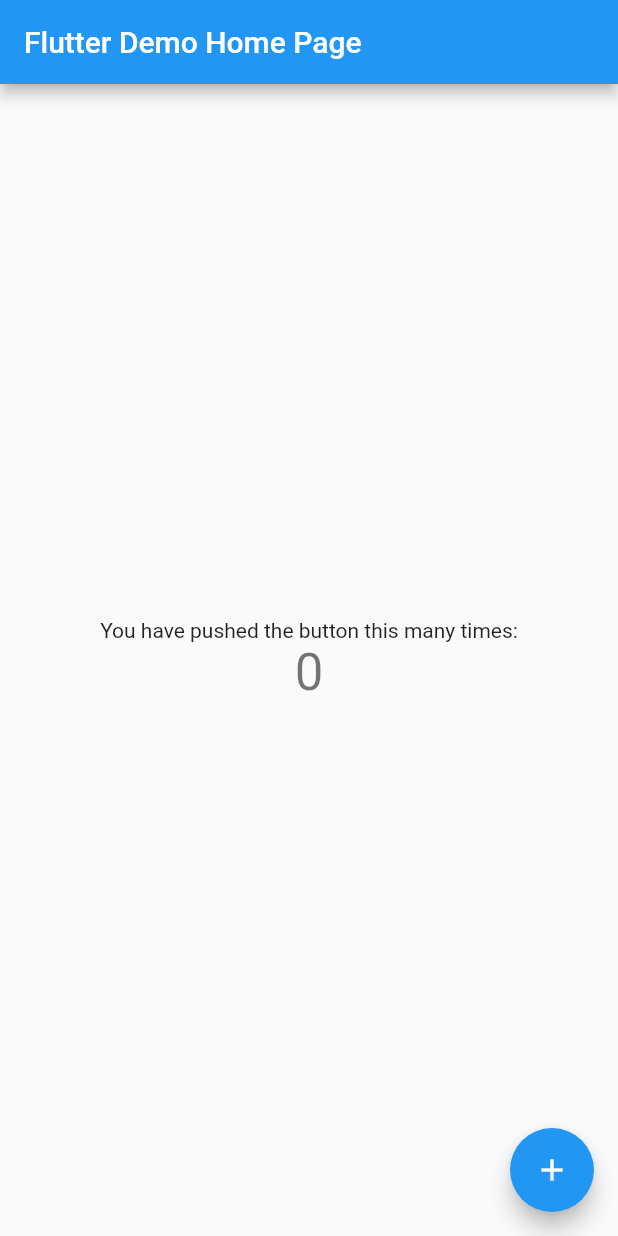
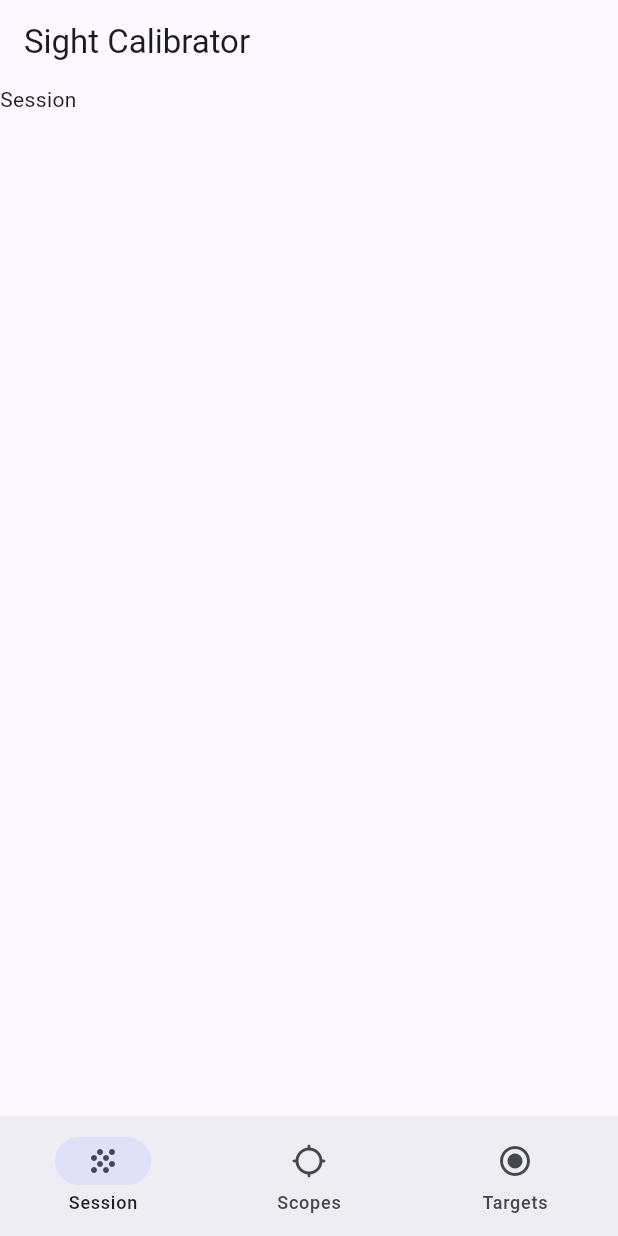
Before and after one commit to dmacedonski/sight-calibrator, a Flutter app: the screen it shows after launch, on a phone screen of 412 x 824 dp. Run offline on Flutter 3.47's test engine with Material 2 defaults, Android fonts, the phone set to English and light mode, and no system bars; our stand-ins replace floor, sqflite; accounts and stored records are empty; generated files the repository leaves out were written again.

Commit message:
Create scopes list and scope form

```diff
--- /dev/null
+++ b/lib/data/app_database.dart
@@ -0,0 +1,12 @@
+import 'dart:async';
+
+import 'package:floor/floor.dart';
+import 'package:sight_calibrator/data/scope.dart';
+import 'package:sqflite/sqflite.dart' as sqflite;
+
+part 'app_database.g.dart';
+
+@Database(version: 1, entities: [Scope])
+abstract class AppDatabase extends FloorDatabase {
+  ScopeDao get scopeDao;
+}
--- a/lib/main.dart
+++ b/lib/main.dart
@@ -1,115 +1,25 @@
 import 'package:flutter/material.dart';
+import 'package:sight_calibrator/data/app_database.dart';
+import 'package:sight_calibrator/main_activity.dart';
 
-void main() {
-  runApp(const MyApp());
+Future<void> main() async {
+  WidgetsFlutterBinding.ensureInitialized();
+  final db =
+      await $FloorAppDatabase.databaseBuilder('sight_calibrator.db').build();
+  runApp(MyApp(db: db));
 }
 
 class MyApp extends StatelessWidget {
-  const MyApp({super.key});
+  final AppDatabase db;
 
-  // This widget is the root of your application.
+  const MyApp({super.key, required this.db});
+
   @override
   Widget build(BuildContext context) {
     return MaterialApp(
-      title: 'Flutter Demo',
-      theme: ThemeData(
-        // This is the theme of your application.
-        //
-        // Try running your application with "flutter run". You'll see the
-        // application has a blue toolbar. Then, without quitting the app, try
-        // changing the primarySwatch below to Colors.green and then invoke
-        // "hot reload" (press "r" in the console where you ran "flutter run",
-        // or simply save your changes to "hot reload" in a Flutter IDE).
-        // Notice that the counter didn't reset back to zero; the application
-        // is not restarted.
-        primarySwatch: Colors.blue,
-      ),
-      home: const MyHomePage(title: 'Flutter Demo Home Page'),
+      title: 'Sight Calibrator',
+      theme: ThemeData(colorSchemeSeed: Colors.indigo, useMaterial3: true),
+      home: MainActivity(db: db),
     );
   }
 }
-
-class MyHomePage extends StatefulWidget {
-  const MyHomePage({super.key, required this.title});
-
-  // This widget is the home page of your application. It is stateful, meaning
-  // that it has a State object (defined below) that contains fields that affect
-  // how it looks.
-
-  // This class is the configuration for the state. It holds the values (in this
-  // case the title) provided by the parent (in this case the App widget) and
-  // used by the build method of the State. Fields in a Widget subclass are
-  // always marked "final".
-
-  final String title;
-
-  @override
-  State<MyHomePage> createState() => _MyHomePageState();
-}
-
-class _MyHomePageState extends State<MyHomePage> {
-  int _counter = 0;
-
-  void _incrementCounter() {
-    setState(() {
-      // This call to setState tells the Flutter framework that something has
-      // changed in this State, which causes it to rerun the build method below
-      // so that the display can reflect the updated values. If we changed
-      // _counter without calling setState(), then the build method would not be
-      // called again, and so nothing would appear to happen.
-      _counter++;
-    });
-  }
-
-  @override
-  Widget build(BuildContext context) {
-    // This method is rerun every time setState is called, for instance as done
-    // by the _incrementCounter method above.
-    //
-    // The Flutter framework has been optimized to make rerunning build methods
-    // fast, so that you can just rebuild anything that needs updating rather
-    // than having to individually change instances of widgets.
-    return Scaffold(
-      appBar: AppBar(
-        // Here we take the value from the MyHomePage object that was created by
-        // the App.build method, and use it to set our appbar title.
-        title: Text(widget.title),
-      ),
-      body: Center(
-        // Center is a layout widget. It takes a single child and positions it
-        // in the middle of the parent.
-        child: Column(
-          // Column is also a layout widget. It takes a list of children and
-          // arranges them vertically. By default, it sizes itself to fit its
-          // children horizontally, and tries to be as tall as its parent.
-          //
-          // Invoke "debug painting" (press "p" in the console, choose the
-          // "Toggle Debug Paint" action from the Flutter Inspector in Android
-          // Studio, or the "Toggle Debug Paint" command in Visual Studio Code)
-          // to see the wireframe for each widget.
-          //
-          // Column has various properties to control how it sizes itself and
-          // how it positions its children. Here we use mainAxisAlignment to
-          // center the children vertically; the main axis here is the vertical
-          // axis because Columns are vertical (the cross axis would be
-          // horizontal).
-          mainAxisAlignment: MainAxisAlignment.center,
-          children: <Widget>[
-            const Text(
-              'You have pushed the button this many times:',
-            ),
-            Text(
-              '$_counter',
-              style: Theme.of(context).textTheme.headlineMedium,
-            ),
-          ],
-        ),
-      ),
-      floatingActionButton: FloatingActionButton(
-        onPressed: _incrementCounter,
-        tooltip: 'Increment',
-        child: const Icon(Icons.add),
-      ), // This trailing comma makes auto-formatting nicer for build methods.
-    );
-  }
-}
--- /dev/null
+++ b/lib/main_activity.dart
@@ -0,0 +1,46 @@
+import 'package:flutter/material.dart';
+import 'package:sight_calibrator/data/app_database.dart';
+import 'package:sight_calibrator/scopes_fragment.dart';
+
+class MainActivity extends StatefulWidget {
+  final AppDatabase db;
+
+  const MainActivity({super.key, required this.db});
+
+  @override
+  State<StatefulWidget> createState() => _MainActivityState();
+}
+
+class _MainActivityState extends State<MainActivity> {
+  int _selectedFragmentIndex = 0;
+
+  @override
+  Widget build(BuildContext context) {
+    return Scaffold(
+      appBar: AppBar(
+        title: const Text("Sight Calibrator"),
+      ),
+      body: <Widget>[
+        const Text("Session"),
+        ScopesFragment(scopeDao: widget.db.scopeDao),
+        const Text("Targets"),
+      ][_selectedFragmentIndex],
+      bottomNavigationBar: NavigationBar(
+        destinations: const <Widget>[
+          NavigationDestination(
+              icon: Icon(Icons.grain_rounded), label: "Session"),
+          NavigationDestination(
+              icon: Icon(Icons.location_searching_rounded), label: "Scopes"),
+          NavigationDestination(
+              icon: Icon(Icons.radio_button_checked_rounded), label: "Targets"),
+        ],
+        selectedIndex: _selectedFragmentIndex,
+        onDestinationSelected: (int index) {
+          setState(() {
+            _selectedFragmentIndex = index;
+          });
+        },
+      ),
+    );
+  }
+}
```
Also changed, not shown: lib/data/scope.dart (added, +28 -0 lines), lib/scope_fragment.dart (added, +103 -0 lines), lib/scopes_fragment.dart (added, +66 -0 lines), pubspec.yaml (+6 -1 lines), lib/data/app_database.g.dart (added), pubspec.lock, 1 other file.
